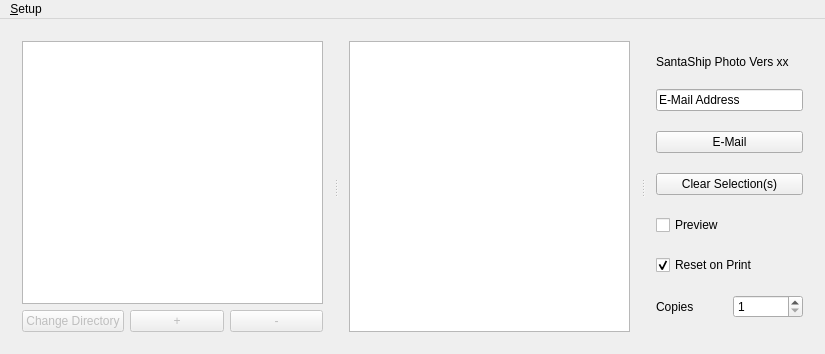
First picture: the form in mainwindow.ui, repository zaphodbe/SantaShip, before the edit.
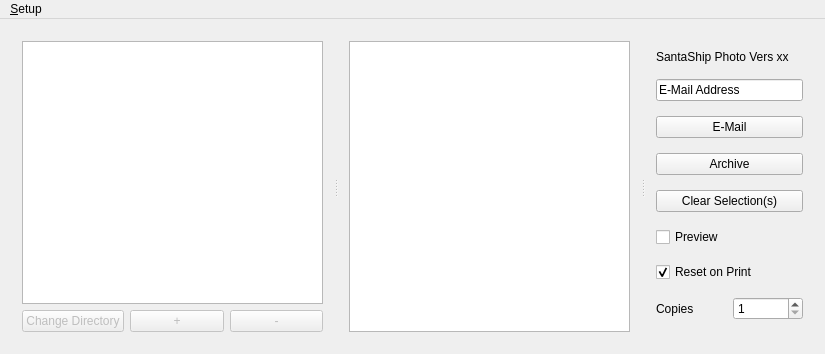
Second picture: the form after the edit.

Commit message: Starting to add archive capability to empty the working directory.

Diff of the .ui file:
```diff
--- a/mainwindow.ui
+++ b/mainwindow.ui
@@ -147,6 +147,13 @@
           </property>
          </widget>
         </item>
+        <item>
+         <widget class="QPushButton" name="pushButtonArchive">
+          <property name="text">
+           <string>Archive</string>
+          </property>
+         </widget>
+        </item>
         <item>
          <widget class="QPushButton" name="pushButtonDefaults">
           <property name="enabled">
```
Left out of the diff: 16 changed lines with no effect on the pictures. The commit also changes 2 other files.
